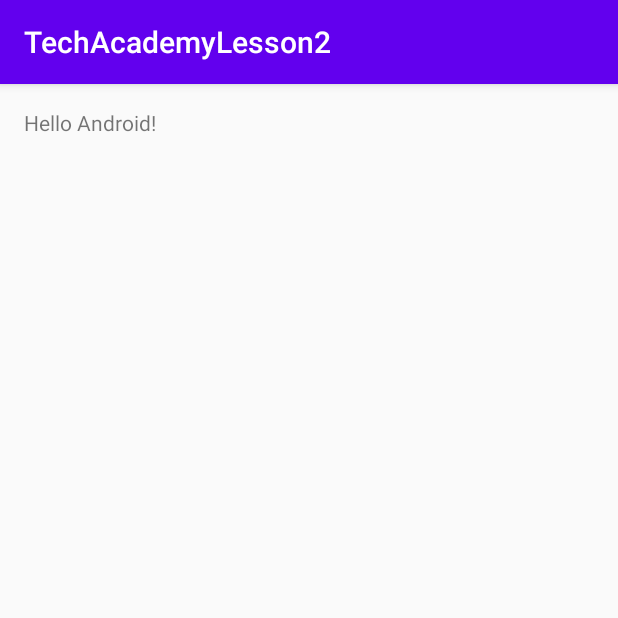
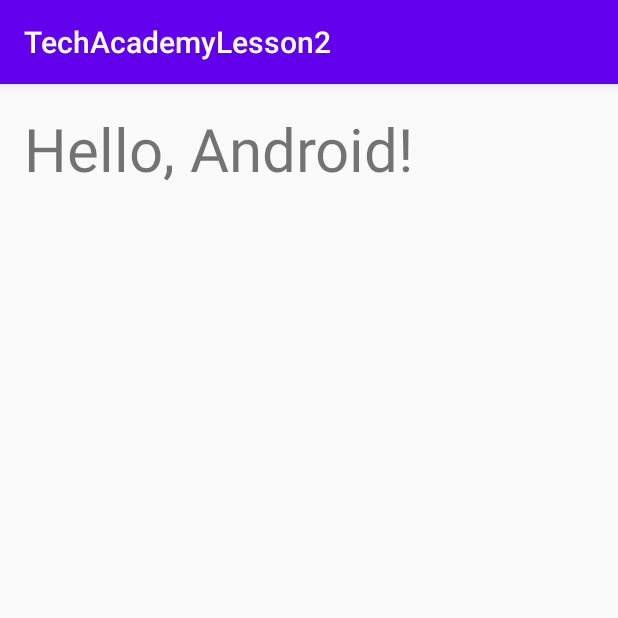
Before and after one commit to naonari-sakai/HelloAndroidApp, an Android app: the screen it shows after launch (MainActivity), on a phone screen of 412 x 824 dp, the top half of it. Run offline under Robolectric (Android 15) with nearby library versions, the phone set to English and light mode, and no system bars.

```diff
--- a/app/src/main/res/layout/activity_main.xml
+++ b/app/src/main/res/layout/activity_main.xml
@@ -14,5 +14,6 @@
     <TextView
         android:layout_width="wrap_content"
         android:layout_height="wrap_content"
-        android:text="Hello Android!"/>
+        android:text="Hello, Android!"
+        android:textSize="40sp" />
 </LinearLayout>
```
